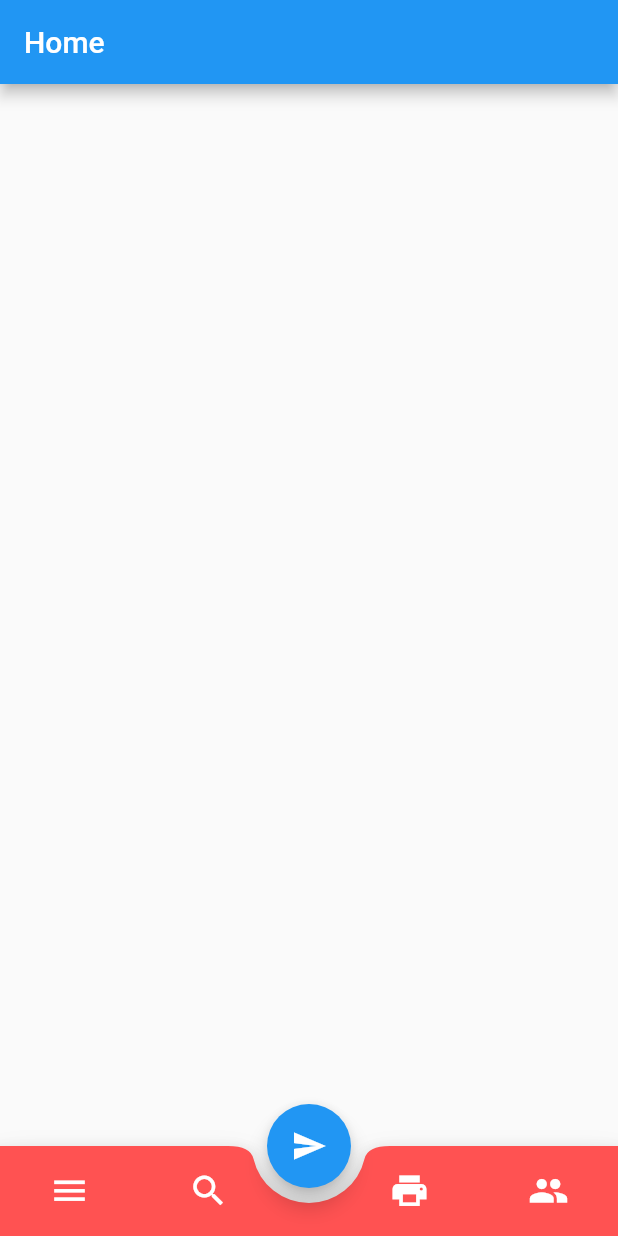
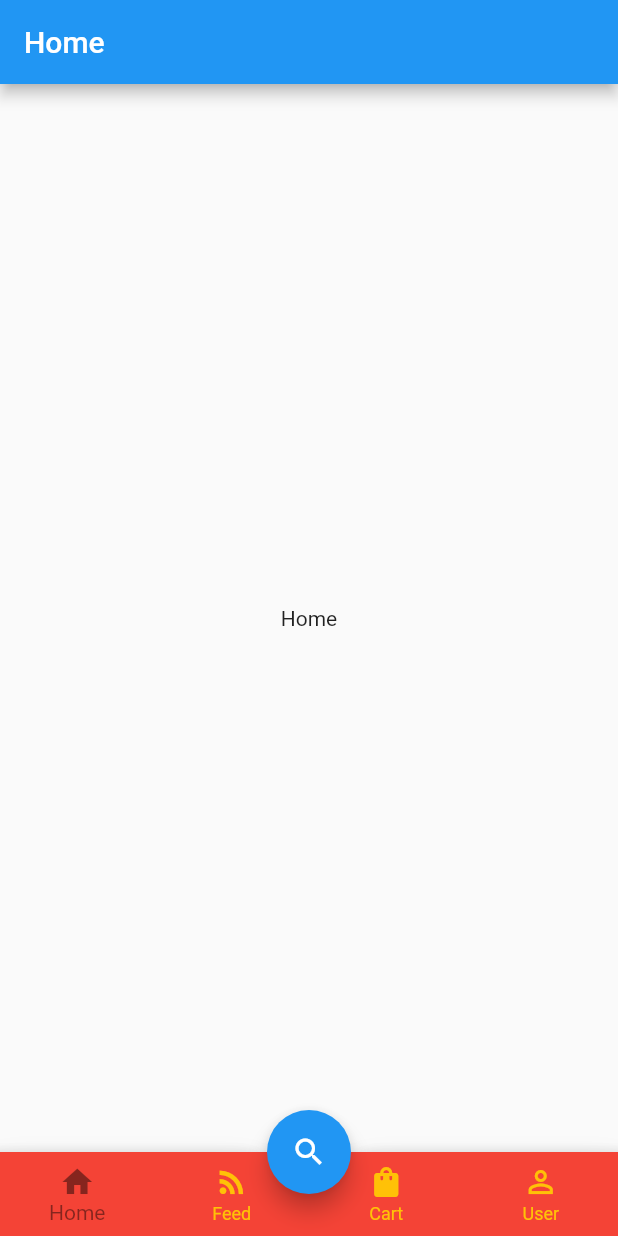
Before and after one commit to usmanmaqbool636/ecommerce_app, a Flutter app: the screen it shows after launch, on a phone screen of 412 x 824 dp. Run offline on Flutter 3.47's test engine with Material 2 defaults, Android fonts, the phone set to English and light mode, and no system bars.

Commit message:
start working on user screen

```diff
--- /dev/null
+++ b/lib/constant/my_icons.dart
@@ -0,0 +1,11 @@
+import 'package:flutter/material.dart';
+
+class MyAppIcons {
+  static IconData home = Icons.home_outlined;
+  static IconData home_active = Icons.home;
+  static IconData rss_feed = Icons.rss_feed;
+  static IconData shoping_bag = Icons.shopping_bag_rounded;
+  static IconData user = Icons.person_outline;
+  static IconData user_active = Icons.person;
+  static IconData search = Icons.search;
+}
--- a/lib/screens/bottom_bar.dart
+++ b/lib/screens/bottom_bar.dart
@@ -14,7 +14,9 @@ import 'package:ecommerce_app/screens/cart.dart';
 import 'package:ecommerce_app/screens/feeds.dart';
 import 'package:ecommerce_app/screens/home.dart';
 import 'package:ecommerce_app/screens/search.dart';
+import 'package:ecommerce_app/screens/user_info.dart';
 import 'package:flutter/material.dart';
+import 'package:ecommerce_app/constant/my_icons.dart';
 
 /// This is the stateful widget that the main application instantiates.
 class BottomBar extends StatefulWidget {
@@ -38,6 +40,7 @@ class _BottomBarState extends State<BottomBar> {
     Feed(),
     Cart(),
     Search(),
+    UserInfo()
   ];
   // ignore: unused_element
   void _onItemTapped(int index) {
@@ -55,116 +58,100 @@ class _BottomBarState extends State<BottomBar> {
       body: Center(
         child: _widgetOptions.elementAt(_selectedIndex),
       ),
-      floatingActionButton: Container(
-        child: FloatingActionButton(
+      floatingActionButton: FloatingActionButton(
         //Floating action button on Scaffold
         onPressed: () => _onItemTapped(3),
-          child: Icon(Icons.send), //icon inside button
+        child: Icon(MyAppIcons.search), //icon inside button
       ),
+      floatingActionButtonLocation: FloatingActionButtonLocation.centerDocked,
+      bottomNavigationBar: BottomAppBar(
+        shape: const CircularNotchedRectangle(),
+        notchMargin: 5,
+        child: BottomNavigationBar(
+          type: BottomNavigationBarType.fixed,
+          onTap: _onItemTapped,
+          backgroundColor: Colors.red,
+          unselectedItemColor: Colors.amber,
+          selectedItemColor: Colors.black45,
+          // showUnselectedLabels: true,
+          currentIndex: _selectedIndex,
+          items: [
+            BottomNavigationBarItem(
+                label: 'Home',
+                icon: Icon(MyAppIcons.home),
+                activeIcon: Icon(MyAppIcons.home_active)),
+            BottomNavigationBarItem(
+              label: 'Feed',
+              icon: Icon(MyAppIcons.rss_feed),
             ),
-
-      floatingActionButtonLocation: FloatingActionButtonLocation.centerDocked,
-      //floating action button position to center
-      // bottomNavigationBar: BottomNavigationBar(
-      //   currentIndex: _selectedIndex,
-      //   type: BottomNavigationBarType.fixed,
-      //   backgroundColor: Colors.red,
-      //   selectedItemColor: Colors.white,
-      //   unselectedItemColor: Colors.white.withOpacity(.60),
-      //   selectedFontSize: 14,
-      //   unselectedFontSize: 14,
-      //   onTap: (value) {
-      //     print(value);
-      //     setState(() {
-      //       _selectedIndex = value;
-      //     });
-      //   },
-      //   items: <BottomNavigationBarItem>[
-      //     BottomNavigationBarItem(
-      //       label: 'Favorites',
-      //       icon: Icon(Icons.favorite),
-      //     ),
-      //     BottomNavigationBarItem(
-      //       label: 'Music',
-      //       icon: Icon(Icons.music_note),
-      //     ),
-      //     BottomNavigationBarItem(
-      //       label: 'Places',
-      //       icon: Icon(Icons.location_on),
-      //     ),
-      //     BottomNavigationBarItem(
-      //       label: 'News',
-      //       icon: Icon(Icons.library_books),
-      //     ),
-      //   ],
-      // ),
-
-      bottomNavigationBar: BottomAppBar(
-        //bottom navigation bar on scaffold
-
-        color: Colors.redAccent,
-        shape: CircularNotchedRectangle(), //shape of notch
-        notchMargin:
-            10, //notche margin between floating button and bottom appbar
-
-        child: Container(
-          height: 60,
-          child: Row(
-            //children inside bottom appbar
-            mainAxisSize: MainAxisSize.max,
-            mainAxisAlignment: MainAxisAlignment.spaceBetween,
-            children: <Widget>[
-              Container(
-                width: rowWidth,
-                child: Row(
-                  mainAxisAlignment: MainAxisAlignment.spaceAround,
-                  children: [
-                    IconButton(
-                      icon: Icon(
-                        Icons.menu,
-                        color: Colors.white,
+            BottomNavigationBarItem(
+              label: 'Cart',
+              icon: Icon(MyAppIcons.shoping_bag),
             ),
-                      iconSize: iconSize,
-                      onPressed: () => _onItemTapped(0),
-                    ),
-                    IconButton(
-                      icon: Icon(
-                        Icons.search,
-                        color: Colors.white,
-                      ),
-                      iconSize: iconSize,
-                      onPressed: () => _onItemTapped(1),
-                    ),
+            BottomNavigationBarItem(
+                label: 'User',
+                icon: Icon(MyAppIcons.user),
+                activeIcon: Icon(MyAppIcons.user_active)),
           ],
         ),
-              ),
-              Container(
-                width: rowWidth,
-                child: Row(
-                  mainAxisAlignment: MainAxisAlignment.spaceAround,
-                  children: [
-                    IconButton(
-                      icon: Icon(
-                        Icons.print,
-                        color: Colors.white,
-                      ),
-                      iconSize: iconSize,
-                      onPressed: () => _onItemTapped(2),
-                    ),
-                    IconButton(
-                      icon: Icon(
-                        Icons.people,
-                        color: Colors.white,
-                      ),
-                      iconSize: iconSize,
-                      onPressed: () => _onItemTapped(3),
-                    ),
-                  ],
-                ),
-              ),
-            ],
-          ),
-        ),
+        // child: Container(
+        //   height: 60,
+        //   child: Row(
+        //     //children inside bottom appbar
+        //     mainAxisSize: MainAxisSize.max,
+        //     mainAxisAlignment: MainAxisAlignment.spaceBetween,
+        //     children: <Widget>[
+        //       Container(
+        //         width: rowWidth,
+        //         child: Row(
+        //           mainAxisAlignment: MainAxisAlignment.spaceAround,
+        //           children: [
+        //             IconButton(
+        //               icon: Icon(
+        //                 Icons.home,
+        //                 color: Colors.white,
+        //               ),
+        //               iconSize: iconSize,
+        //               onPressed: () => _onItemTapped(0),
+        //             ),
+        //             IconButton(
+        //               icon: Icon(
+        //                 Icons.search,
+        //                 color: Colors.white,
+        //               ),
+        //               iconSize: iconSize,
+        //               onPressed: () => _onItemTapped(1),
+        //             ),
+        //           ],
+        //         ),
+        //       ),
+        //       Container(
+        //         width: rowWidth,
+        //         child: Row(
+        //           mainAxisAlignment: MainAxisAlignment.spaceAround,
+        //           children: [
+        //             IconButton(
+        //               icon: Icon(
+        //                 Icons.print,
+        //                 color: Colors.white,
+        //               ),
+        //               iconSize: iconSize,
+        //               onPressed: () => _onItemTapped(2),
+        //             ),
+        //             IconButton(
+        //               icon: Icon(
+        //                 Icons.people,
+        //                 color: Colors.white,
+        //               ),
+        //               iconSize: iconSize,
+        //               onPressed: () => _onItemTapped(3),
+        //             ),
+        //           ],
+        //         ),
+        //       ),
+        //     ],
+        //   ),
+        // ),
       ),
     );
   }
--- a/lib/screens/home.dart
+++ b/lib/screens/home.dart
@@ -12,8 +12,9 @@ class _HomeScreenState extends State<HomeScreen> {
   Widget build(BuildContext context) {
     return Scaffold(
       appBar: AppBar(
-        title: Text("Home"),
+        title: const Text("Home"),
       ),
+      body: const Center(child: Text("Home")),
     );
   }
 }
```
Also changed, not shown: pubspec.lock. Lines whose indentation alone changed are shown as unchanged.
